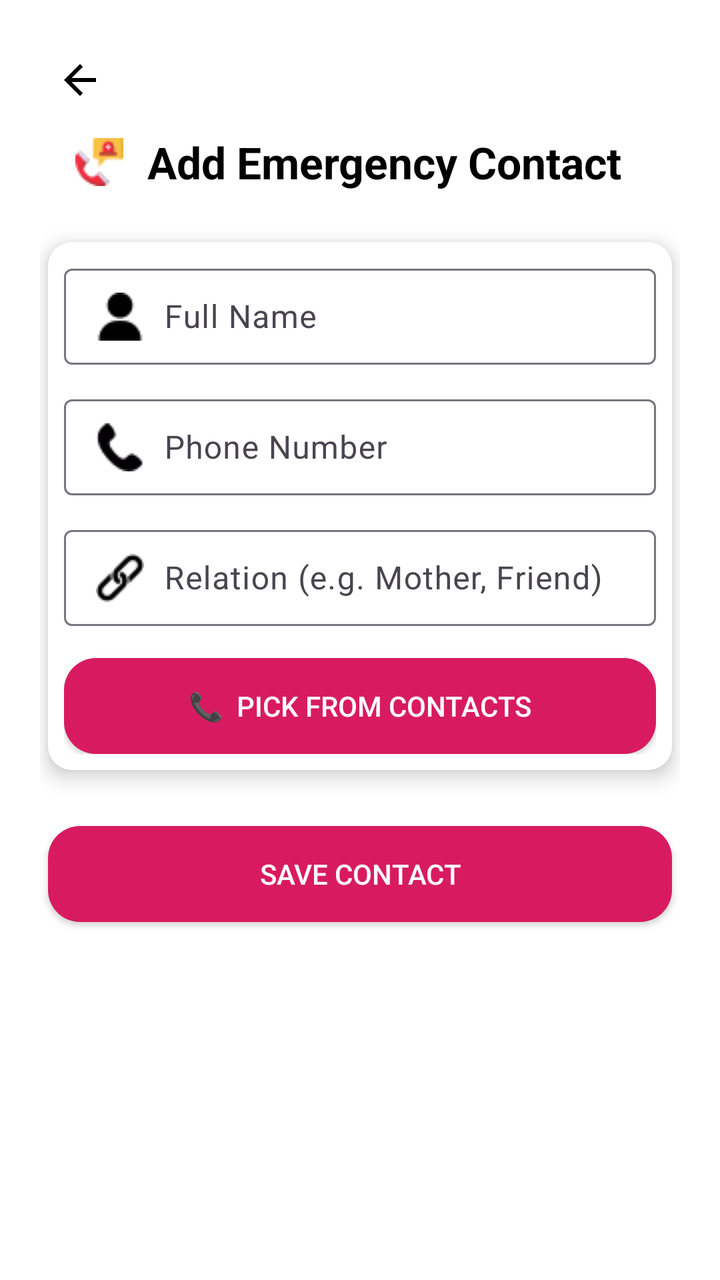
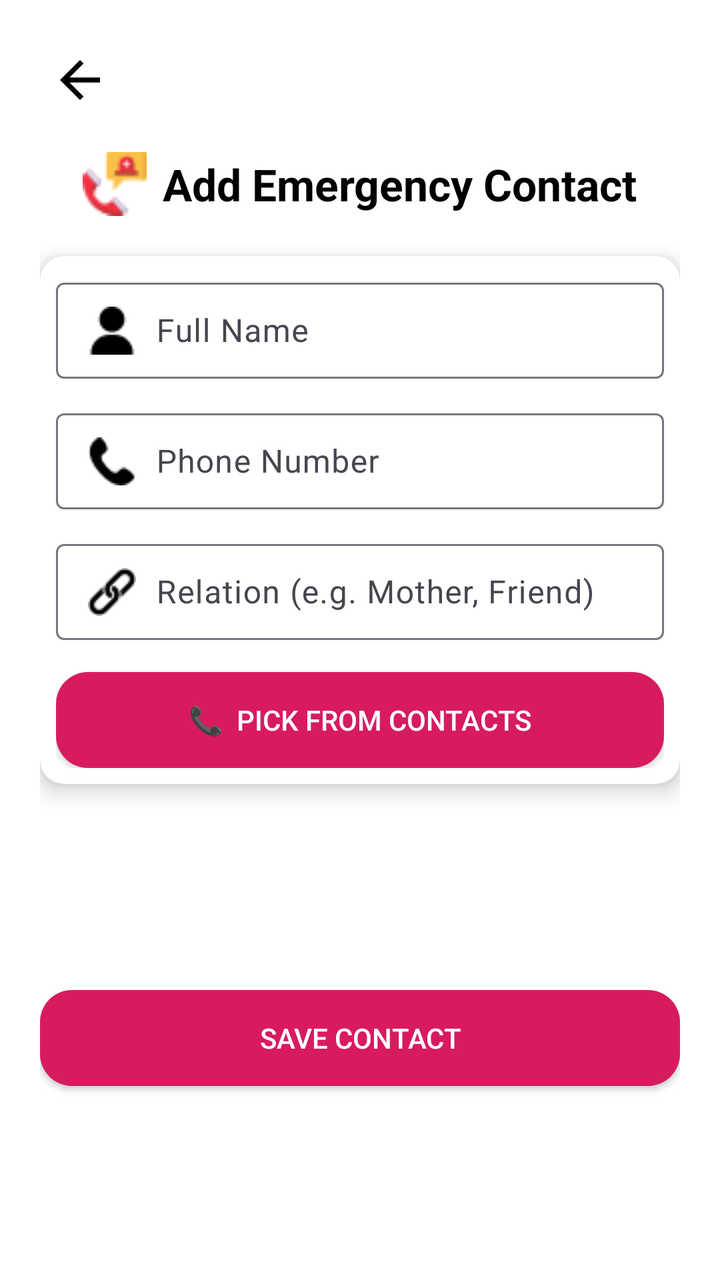

Screens rendered from an Android XML layout before and after an edit, with the pre-edit source and the edit as a unified diff.
<!-- AndroidManifest.xml: application theme Theme.EmergencySOS -->
<!-- res/layout/activity_add_emergency_contact.xml -->
<?xml version="1.0" encoding="utf-8"?>
<ScrollView xmlns:android="http://schemas.android.com/apk/res/android"
    xmlns:tools="http://schemas.android.com/tools"
    xmlns:app="http://schemas.android.com/apk/res-auto"
    android:layout_width="match_parent"
    android:layout_height="match_parent"
    android:fillViewport="true"
    android:background="@color/white"
    android:padding="20dp"
    tools:context=".Screens.add_emergency_contact">

    <RelativeLayout
        android:id="@+id/emergency_contact_layout"
        android:layout_width="match_parent"
        android:layout_height="wrap_content">

        
        <LinearLayout
            android:layout_width="wrap_content"
            android:layout_height="wrap_content"
            android:gravity="start"
            android:layout_marginBottom="10dp"
            android:orientation="horizontal">

            <ImageView
                android:layout_width="40dp"
                android:layout_height="40dp"
                android:id="@+id/backarrow"
                android:src="@drawable/outline_arrow_back_24"
                android:adjustViewBounds="true"
                android:scaleType="centerInside" />
        </LinearLayout>

        
        <LinearLayout
            android:id="@+id/header_layout"
            android:layout_width="match_parent"
            android:layout_height="wrap_content"
            android:orientation="horizontal"
            android:gravity="center"
            android:layout_marginTop="45dp">

            <ImageView
                android:layout_width="32dp"
                android:layout_height="32dp"
                android:src="@drawable/ambulance"
                android:layout_marginEnd="8dp"
                android:adjustViewBounds="true"
                android:scaleType="centerInside"
                android:contentDescription="Emergency icon" />

            <TextView
                android:id="@+id/tv_title"
                android:layout_width="wrap_content"
                android:layout_height="wrap_content"
                android:text="Add Emergency Contact"
                android:textSize="22sp"
                android:textStyle="bold"
                android:layout_marginEnd="15dp"
                android:textColor="@color/black" />
        </LinearLayout>

        
        <androidx.cardview.widget.CardView
            android:id="@+id/contact_card"
            android:layout_width="match_parent"
            android:layout_height="wrap_content"
            android:layout_below="@id/header_layout"
            android:layout_marginTop="24dp"
            android:layout_marginBottom="12dp"
            android:layout_marginHorizontal="4dp"
            app:cardElevation="6dp"
            app:cardCornerRadius="12dp"
            android:padding="16dp">

            <LinearLayout
                android:orientation="vertical"
                android:layout_width="match_parent"
                android:layout_height="wrap_content"
                android:id="@+id/linearlayout"
                android:padding="8dp"
                android:background="#fff">

                
                <com.google.android.material.textfield.TextInputLayout
                    android:layout_width="match_parent"
                    android:layout_height="wrap_content"
                    android:hint="Full Name">

                    <EditText
                        android:id="@+id/et_contact_name"
                        android:layout_width="match_parent"
                        android:layout_height="wrap_content"
                        android:inputType="textPersonName"
                        android:textColor="@color/black"
                        android:drawableStart="@drawable/person3"
                        android:drawablePadding="10dp"
                        android:padding="12dp" />
                </com.google.android.material.textfield.TextInputLayout>

                
                <com.google.android.material.textfield.TextInputLayout
                    android:layout_width="match_parent"
                    android:layout_height="wrap_content"
                    android:hint="Phone Number"
                    android:layout_marginTop="12dp">

                    <EditText
                        android:id="@+id/et_contact_phone"
                        android:layout_width="match_parent"
                        android:layout_height="wrap_content"
                        android:inputType="phone"
                        android:textColor="@color/black"
                        android:drawableStart="@drawable/call"
                        android:drawablePadding="10dp"
                        android:padding="12dp" />
                </com.google.android.material.textfield.TextInputLayout>

                
                <com.google.android.material.textfield.TextInputLayout
                    android:layout_width="match_parent"
                    android:layout_height="wrap_content"
                    android:hint="Relation (e.g. Mother, Friend)"
                    android:layout_marginTop="12dp">

                    <EditText
                        android:id="@+id/et_contact_relation"
                        android:layout_width="match_parent"
                        android:layout_height="wrap_content"
                        android:inputType="text"
                        android:textColor="@color/black"
                        android:drawableStart="@drawable/chain"
                        android:drawablePadding="10dp"
                        android:padding="12dp" />
                </com.google.android.material.textfield.TextInputLayout>

                
                <androidx.appcompat.widget.AppCompatButton
                    android:id="@+id/btn_pick_contact"
                    android:layout_width="match_parent"
                    android:layout_height="wrap_content"
                    android:text="📞  Pick from Contacts"
                    android:layout_marginTop="16dp"
                    android:background="@drawable/signupbutton_bg"
                    android:textColor="@color/white" />
            </LinearLayout>
        </androidx.cardview.widget.CardView>

        
        <androidx.recyclerview.widget.RecyclerView
            android:id="@+id/recycler_contacts"
            android:layout_width="match_parent"
            android:layout_height="wrap_content"
            android:layout_below="@id/contact_card"
            android:layout_marginHorizontal="4dp"
            android:layout_marginBottom="12dp"
            android:layout_marginTop="4dp" />

        
        <androidx.appcompat.widget.AppCompatButton
            android:id="@+id/btn_save_contact"
            android:layout_width="match_parent"
            android:layout_height="wrap_content"
            android:text="Save Contact"
            android:layout_below="@id/recycler_contacts"
            android:layout_marginBottom="24dp"
            android:layout_marginHorizontal="4dp"
            android:background="@drawable/signupbutton_bg"
            android:textColor="@android:color/white" />
    </RelativeLayout>
</ScrollView>
<!-- resources referenced by this layout -->
<resources>
  <color name="black">#FF000000</color>
  <color name="white">#FFFFFFFF</color>
  <!-- drawable ambulance: png bitmap (drawable, 995 bytes) -->
  <!-- drawable call: png bitmap (drawable, 591 bytes) -->
  <!-- drawable chain: png bitmap (drawable, 526 bytes) -->
  <!-- drawable outline_arrow_back_24 (drawable) -->
  <vector xmlns:android="http://schemas.android.com/apk/res/android" android:autoMirrored="true" android:height="24dp" android:tint="#000000" android:viewportHeight="960" android:viewportWidth="960" android:width="24dp">
        
      <path android:fillColor="@android:color/white" android:pathData="M313,520L537,744L480,800L160,480L480,160L537,216L313,440L800,440L800,520L313,520Z"/>
      
  </vector>
  <!-- drawable person3: png bitmap (drawable, 433 bytes) -->
  <!-- drawable signupbutton_bg (drawable) -->
  <shape xmlns:android="http://schemas.android.com/apk/res/android"
      android:shape="rectangle">
      <solid android:color="#D81B60" />
      <corners android:radius="16dp" />
  </shape>
  <style name="Theme.EmergencySOS" parent="Base.Theme.EmergencySOS" />
  <style name="Base.Theme.EmergencySOS" parent="Theme.Material3.DayNight.NoActionBar">
          
          
      </style>
</resources>

<!-- the commit's change to res/layout/activity_add_emergency_contact.xml (unified diff, before → after) -->
@@ -1,53 +1,48 @@
 <?xml version="1.0" encoding="utf-8"?>
 <ScrollView xmlns:android="http://schemas.android.com/apk/res/android"
+    xmlns:app="http://schemas.android.com/apk/res-auto"
     xmlns:tools="http://schemas.android.com/tools"
-    xmlns:app="http://schemas.android.com/apk/res-auto"
     android:layout_width="match_parent"
     android:layout_height="match_parent"
+    android:padding="20dp"
     android:fillViewport="true"
     android:background="@color/white"
-    android:padding="20dp"
     tools:context=".Screens.add_emergency_contact">
 
-    <RelativeLayout
-        android:id="@+id/emergency_contact_layout"
+    <androidx.constraintlayout.widget.ConstraintLayout
+        android:id="@+id/mainLayout"
         android:layout_width="match_parent"
         android:layout_height="wrap_content">
 
         
-        <LinearLayout
-            android:layout_width="wrap_content"
-            android:layout_height="wrap_content"
-            android:gravity="start"
-            android:layout_marginBottom="10dp"
-            android:orientation="horizontal">
-
-            <ImageView
-                android:layout_width="40dp"
-                android:layout_height="40dp"
-                android:id="@+id/backarrow"
-                android:src="@drawable/outline_arrow_back_24"
-                android:adjustViewBounds="true"
-                android:scaleType="centerInside" />
-        </LinearLayout>
+        <ImageView
+            android:id="@+id/backarrow"
+            android:layout_width="40dp"
+            android:layout_height="40dp"
+            android:src="@drawable/outline_arrow_back_24"
+            android:padding="5dp"
+            android:contentDescription="Back"
+            app:layout_constraintStart_toStartOf="parent"
+            app:layout_constraintTop_toTopOf="parent" />
 
         
         <LinearLayout
             android:id="@+id/header_layout"
-            android:layout_width="match_parent"
+            android:layout_width="wrap_content"
             android:layout_height="wrap_content"
             android:orientation="horizontal"
-            android:gravity="center"
-            android:layout_marginTop="45dp">
+            android:gravity="center_vertical"
+            app:layout_constraintTop_toBottomOf="@id/backarrow"
+            app:layout_constraintStart_toStartOf="parent"
+            app:layout_constraintEnd_toEndOf="parent"
+            android:layout_marginTop="16dp">
 
             <ImageView
                 android:layout_width="32dp"
                 android:layout_height="32dp"
                 android:src="@drawable/ambulance"
                 android:layout_marginEnd="8dp"
-                android:adjustViewBounds="true"
-                android:scaleType="centerInside"
-                android:contentDescription="Emergency icon" />
+                android:contentDescription="Ambulance Icon" />
 
             <TextView
                 android:id="@+id/tv_title"
@@ -56,30 +51,27 @@
                 android:text="Add Emergency Contact"
                 android:textSize="22sp"
                 android:textStyle="bold"
-                android:layout_marginEnd="15dp"
                 android:textColor="@color/black" />
         </LinearLayout>
 
         
         <androidx.cardview.widget.CardView
             android:id="@+id/contact_card"
-            android:layout_width="match_parent"
+            android:layout_width="0dp"
             android:layout_height="wrap_content"
-            android:layout_below="@id/header_layout"
-            android:layout_marginTop="24dp"
-            android:layout_marginBottom="12dp"
-            android:layout_marginHorizontal="4dp"
+            android:layout_marginTop="20dp"
             app:cardElevation="6dp"
             app:cardCornerRadius="12dp"
+            app:layout_constraintTop_toBottomOf="@id/header_layout"
+            app:layout_constraintStart_toStartOf="parent"
+            app:layout_constraintEnd_toEndOf="parent"
             android:padding="16dp">
 
             <LinearLayout
                 android:orientation="vertical"
                 android:layout_width="match_parent"
                 android:layout_height="wrap_content"
-                android:id="@+id/linearlayout"
-                android:padding="8dp"
-                android:background="#fff">
+                android:padding="8dp">
 
                 
                 <com.google.android.material.textfield.TextInputLayout
@@ -92,46 +84,46 @@
                         android:layout_width="match_parent"
                         android:layout_height="wrap_content"
                         android:inputType="textPersonName"
-                        android:textColor="@color/black"
                         android:drawableStart="@drawable/person3"
                         android:drawablePadding="10dp"
-                        android:padding="12dp" />
+                        android:padding="12dp"
+                        android:textColor="@color/black" />
                 </com.google.android.material.textfield.TextInputLayout>
 
                 
                 <com.google.android.material.textfield.TextInputLayout
                     android:layout_width="match_parent"
                     android:layout_height="wrap_content"
-                    android:hint="Phone Number"
-                    android:layout_marginTop="12dp">
+                    android:layout_marginTop="12dp"
+                    android:hint="Phone Number">
 
                     <EditText
                         android:id="@+id/et_contact_phone"
                         android:layout_width="match_parent"
                         android:layout_height="wrap_content"
                         android:inputType="phone"
-                        android:textColor="@color/black"
                         android:drawableStart="@drawable/call"
                         android:drawablePadding="10dp"
-                        android:padding="12dp" />
+                        android:padding="12dp"
+                        android:textColor="@color/black" />
                 </com.google.android.material.textfield.TextInputLayout>
 
                 
                 <com.google.android.material.textfield.TextInputLayout
                     android:layout_width="match_parent"
                     android:layout_height="wrap_content"
-                    android:hint="Relation (e.g. Mother, Friend)"
-                    android:layout_marginTop="12dp">
+                    android:layout_marginTop="12dp"
+                    android:hint="Relation (e.g. Mother, Friend)">
 
                     <EditText
                         android:id="@+id/et_contact_relation"
                         android:layout_width="match_parent"
                         android:layout_height="wrap_content"
                         android:inputType="text"
-                        android:textColor="@color/black"
                         android:drawableStart="@drawable/chain"
                         android:drawablePadding="10dp"
-                        android:padding="12dp" />
+                        android:padding="12dp"
+                        android:textColor="@color/black" />
                 </com.google.android.material.textfield.TextInputLayout>
 
                 
@@ -139,8 +131,8 @@
                     android:id="@+id/btn_pick_contact"
                     android:layout_width="match_parent"
                     android:layout_height="wrap_content"
+                    android:layout_marginTop="16dp"
                     android:text="📞  Pick from Contacts"
-                    android:layout_marginTop="16dp"
                     android:background="@drawable/signupbutton_bg"
                     android:textColor="@color/white" />
             </LinearLayout>
@@ -149,23 +141,26 @@
         
         <androidx.recyclerview.widget.RecyclerView
             android:id="@+id/recycler_contacts"
-            android:layout_width="match_parent"
+            android:layout_width="0dp"
             android:layout_height="wrap_content"
-            android:layout_below="@id/contact_card"
-            android:layout_marginHorizontal="4dp"
-            android:layout_marginBottom="12dp"
-            android:layout_marginTop="4dp" />
+            android:layout_marginTop="10dp"
+            app:layout_constraintTop_toBottomOf="@id/contact_card"
+            app:layout_constraintStart_toStartOf="parent"
+            app:layout_constraintEnd_toEndOf="parent" />
 
         
         <androidx.appcompat.widget.AppCompatButton
             android:id="@+id/btn_save_contact"
-            android:layout_width="match_parent"
+            android:layout_width="0dp"
             android:layout_height="wrap_content"
             android:text="Save Contact"
-            android:layout_below="@id/recycler_contacts"
-            android:layout_marginBottom="24dp"
-            android:layout_marginHorizontal="4dp"
             android:background="@drawable/signupbutton_bg"
-            android:textColor="@android:color/white" />
-    </RelativeLayout>
+            android:textColor="@android:color/white"
+            android:layout_marginTop="16dp"
+            app:layout_constraintTop_toBottomOf="@id/recycler_contacts"
+            app:layout_constraintStart_toStartOf="parent"
+            app:layout_constraintEnd_toEndOf="parent"
+            app:layout_constraintBottom_toBottomOf="parent" />
+
+    </androidx.constraintlayout.widget.ConstraintLayout>
 </ScrollView>
